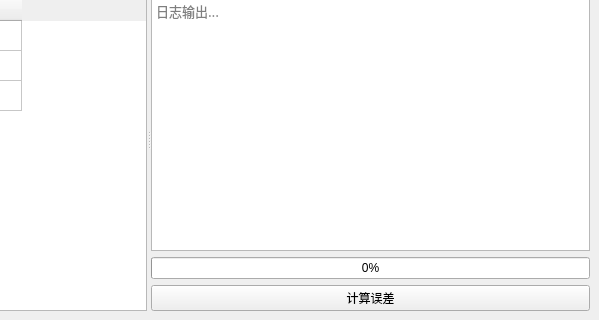
Above: main_func/window/ui_mainwindow.ui from awanoob/Data_Analysis_py before the change; both pictures show x 301 to 900 and y 380 to 700 of the 900 by 700 pixel window. Below: the same form after it.
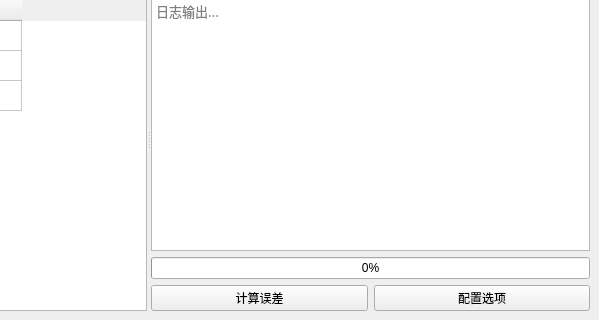
That is the form after the change.

Commit message: 更新cep选项

Patch:
```diff
--- a/main_func/window/ui_mainwindow.ui
+++ b/main_func/window/ui_mainwindow.ui
@@ -201,11 +201,22 @@
              </widget>
             </item>
             <item>
+                                                    <layout class="QHBoxLayout" name="buttonLayout">
+                                                        <item>
              <widget class="QPushButton" name="pushButton">
               <property name="text">
                <string>计算误差</string>
               </property>
              </widget>
+                                                        </item>
+                                                        <item>
+                                                            <widget class="QPushButton" name="configButton">
+                                                                <property name="text">
+                                                                    <string>配置选项</string>
+                                                                </property>
+                                                            </widget>
+                                                        </item>
+                                                    </layout>
             </item>
            </layout>
           </widget>
```
Lines whose indentation alone changed are shown as unchanged. The commit also changes 38 other files.
